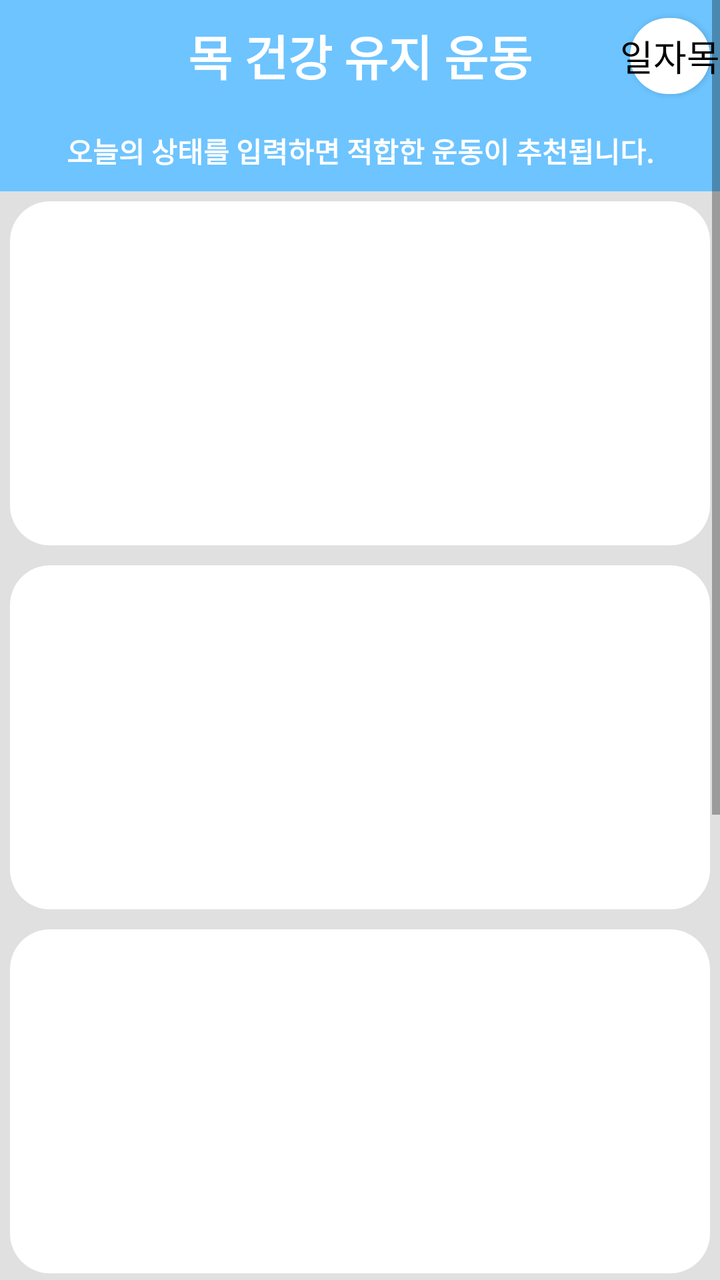
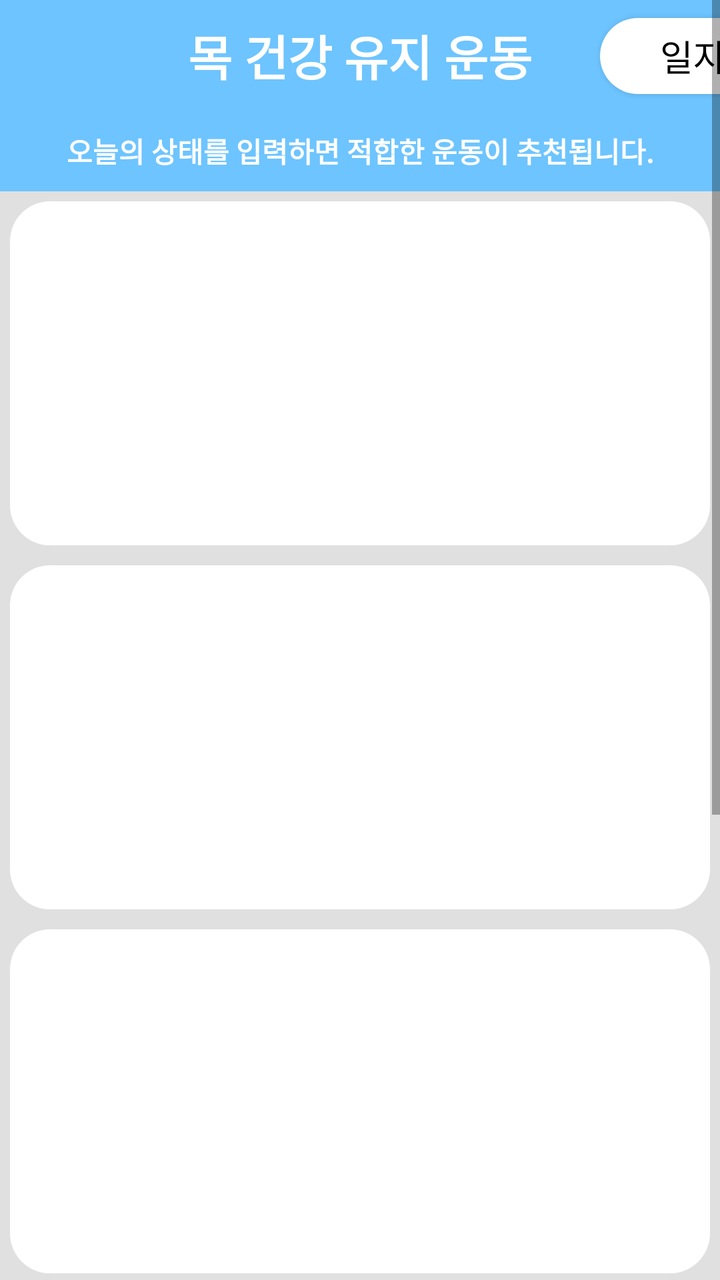

Two renders of the same Android screen: before a commit and after it. Below are the layout's source before the change and the commit's diff.
<!-- AndroidManifest.xml: application theme Theme.Tutle -->
<!-- res/layout/fragment_exercise.xml -->
<?xml version="1.0" encoding="utf-8"?>
<ScrollView xmlns:android="http://schemas.android.com/apk/res/android"
    android:layout_width="match_parent"
    android:layout_height="match_parent">

    <LinearLayout
        android:layout_width="match_parent"
        android:layout_height="match_parent"
        android:background="#E0E0E0"
        android:orientation="vertical">
        <FrameLayout
            android:layout_width="match_parent"
            android:layout_height="wrap_content">
            <TextView
                android:id="@+id/exercise0Title"
                android:layout_width="match_parent"
                android:layout_height="wrap_content"
                android:gravity="center"
                android:padding="10dp"
                android:textStyle="bold"
                android:textColor="#FFFFFF"
                android:background="@color/BLUE2"
                android:text="목 건강 유지 운동"
                android:textSize="24sp" />
            <Button
                android:id="@+id/changeButton"
                android:layout_width="wrap_content"
                android:layout_height="wrap_content"
                android:background="@drawable/rebg_rounded_rectangle"
                android:textColor="@color/black"
                android:layout_marginStart="310dp"
                android:layout_marginTop="4dp"
                android:text="일자목"
                android:textSize="18dp"/>
        </FrameLayout>
        <TextView
            android:id="@+id/exercise0_1Title"
            android:layout_width="match_parent"
            android:layout_height="wrap_content"
            android:gravity="center"
            android:padding="10dp"
            android:textStyle="bold"
            android:textColor="#FFFFFF"
            android:background="@color/BLUE2"
            android:text="오늘의 상태를 입력하면 적합한 운동이 추천됩니다."
            android:textSize="14dp" />
        
        <LinearLayout
            android:id="@+id/ex1_1"
            android:layout_width="match_parent"
            android:layout_height="wrap_content"
            android:orientation="horizontal"
            android:background="@drawable/rebg_rounded_rectangle"
            android:paddingTop="16dp"
            android:paddingBottom="16dp">

            <ImageView
                android:id="@+id/ex1_1Img"
                android:layout_width="150dp"
                android:layout_height="150dp"
                android:layout_marginStart="10dp"
                android:layout_marginEnd="16dp"
                android:contentDescription="Exercise 1 Image" />

            <LinearLayout
                android:layout_width="wrap_content"
                android:layout_height="wrap_content"
                android:orientation="vertical">

                <TextView
                    android:id="@+id/ex1_1Title"
                    android:layout_width="wrap_content"
                    android:layout_height="wrap_content"
                    android:textSize="18sp"
                    android:textStyle="bold" />

                <TextView
                    android:id="@+id/exercise1_1Description"
                    android:layout_width="wrap_content"
                    android:layout_height="wrap_content"
                    android:textSize="16sp"
                    android:layout_marginEnd="10dp" />
            </LinearLayout>
        </LinearLayout>

        
        <LinearLayout
            android:id="@+id/ex1_2"
            android:layout_width="match_parent"
            android:layout_height="wrap_content"
            android:orientation="horizontal"
            android:background="@drawable/rebg_rounded_rectangle"
            android:paddingTop="16dp"
            android:paddingBottom="16dp">

            <ImageView
                android:id="@+id/ex1_2Img"
                android:layout_width="150dp"
                android:layout_height="150dp"
                android:contentDescription="Exercise 2 Image"
                android:layout_marginStart="10dp"
                android:layout_marginEnd="16dp"/>

            <LinearLayout
                android:layout_width="wrap_content"
                android:layout_height="wrap_content"
                android:orientation="vertical">

                <TextView
                    android:id="@+id/ex1_2Title"
                    android:layout_width="wrap_content"
                    android:layout_height="wrap_content"
                    android:textSize="18sp"
                    android:textStyle="bold" />

                <TextView
                    android:id="@+id/exercise1_2Description"
                    android:layout_width="wrap_content"
                    android:layout_height="wrap_content"
                    android:textSize="16sp" />
            </LinearLayout>
        </LinearLayout>

        
        <LinearLayout
            android:id="@+id/ex1_3"
            android:layout_width="match_parent"
            android:layout_height="wrap_content"
            android:orientation="horizontal"
            android:background="@drawable/rebg_rounded_rectangle"
            android:paddingTop="16dp"
            android:paddingBottom="16dp">

            <ImageView
                android:id="@+id/ex1_3Img"
                android:layout_width="150dp"
                android:layout_height="150dp"
                android:contentDescription="Exercise 3 Image"
                android:layout_marginStart="10dp"
                android:layout_marginEnd="16dp"/>

            <LinearLayout
                android:layout_width="wrap_content"
                android:layout_height="wrap_content"
                android:orientation="vertical">

                <TextView
                    android:id="@+id/ex1_3Title"
                    android:layout_width="wrap_content"
                    android:layout_height="wrap_content"
                    android:textSize="18sp"
                    android:textStyle="bold" />

                <TextView
                    android:id="@+id/exercise1_3Description"
                    android:layout_width="wrap_content"
                    android:layout_height="wrap_content"
                    android:textSize="16sp" />
            </LinearLayout>
        </LinearLayout>

        
        <LinearLayout
            android:id="@+id/ex1_4"
            android:layout_width="match_parent"
            android:layout_height="wrap_content"
            android:orientation="horizontal"
            android:background="@drawable/rebg_rounded_rectangle"
            android:paddingTop="16dp"
            android:paddingBottom="16dp">

            <ImageView
                android:id="@+id/ex1_4Img"
                android:layout_width="150dp"
                android:layout_height="150dp"
                android:contentDescription="Exercise 4 Image"
                android:layout_marginStart="10dp"
                android:layout_marginEnd="16dp"/>

            <LinearLayout
                android:layout_width="wrap_content"
                android:layout_height="wrap_content"
                android:orientation="vertical">

                <TextView
                    android:id="@+id/ex1_4Title"
                    android:layout_width="wrap_content"
                    android:layout_height="wrap_content"
                    android:textSize="18sp"
                    android:textStyle="bold" />

                <TextView
                    android:id="@+id/exercise1_4Description"
                    android:layout_width="wrap_content"
                    android:layout_height="wrap_content"
                    android:textSize="16sp" />
            </LinearLayout>
        </LinearLayout>

        
        <LinearLayout
            android:id="@+id/ex1_5"
            android:layout_width="match_parent"
            android:layout_height="wrap_content"
            android:orientation="horizontal"
            android:background="@drawable/rebg_rounded_rectangle"
            android:paddingTop="16dp"
            android:paddingBottom="16dp">

            <ImageView
                android:id="@+id/ex1_5Img"
                android:layout_width="150dp"
                android:layout_height="150dp"
                android:contentDescription="Exercise 5 Image"
                android:layout_marginStart="10dp"
                android:layout_marginEnd="16dp"/>

            <LinearLayout
                android:layout_width="wrap_content"
                android:layout_height="wrap_content"
                android:orientation="vertical">

                <TextView
                    android:id="@+id/ex1_5Title"
                    android:layout_width="wrap_content"
                    android:layout_height="wrap_content"
                    android:textSize="18sp"
                    android:textStyle="bold" />

                <TextView
                    android:id="@+id/exercise1_5Description"
                    android:layout_width="wrap_content"
                    android:layout_height="wrap_content"
                    android:textSize="16sp" />
            </LinearLayout>
        </LinearLayout>

    </LinearLayout>
</ScrollView>
<!-- resources referenced by this layout -->
<resources>
  <color name="BLUE2">#6DC4FF</color>
  <color name="black">#FF000000</color>
  <!-- drawable rebg_rounded_rectangle (drawable) -->
  <?xml version="1.0" encoding="utf-8"?>
  <layer-list xmlns:android="http://schemas.android.com/apk/res/android">
  
      
  
  
  
  
  
  
  
      
      <item android:top="5dp" android:bottom="5dp" android:left="5dp" android:right="5dp">
          <shape android:shape="rectangle">
              <solid android:color="#FFFFFF" />
              <corners android:radius="20dp" />
          </shape>
      </item>
  
  </layer-list>
  <style name="Theme.Tutle" parent="Base.Theme.Tutle" />
  <style name="Base.Theme.Tutle" parent="Theme.AppCompat.DayNight.NoActionBar">
          
          
      </style>
</resources>

<!-- the commit's change to res/layout/fragment_exercise.xml (unified diff, before → after) -->
@@ -24,11 +24,11 @@
                 android:textSize="24sp" />
             <Button
                 android:id="@+id/changeButton"
-                android:layout_width="wrap_content"
+                android:layout_width="120dp"
                 android:layout_height="wrap_content"
                 android:background="@drawable/rebg_rounded_rectangle"
                 android:textColor="@color/black"
-                android:layout_marginStart="310dp"
+                android:layout_marginStart="295dp"
                 android:layout_marginTop="4dp"
                 android:text="일자목"
                 android:textSize="18dp"/>
